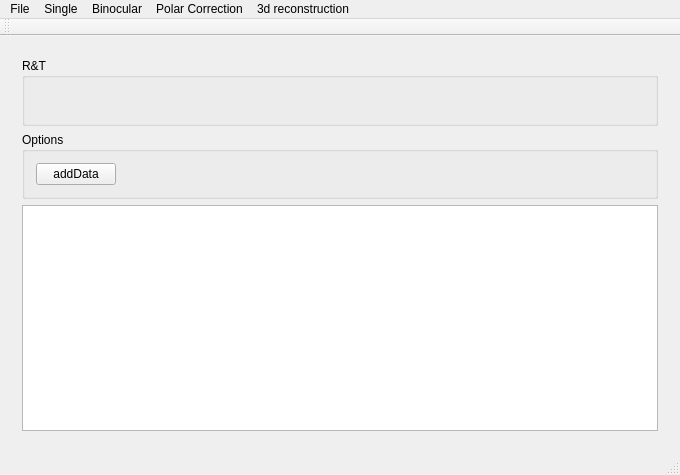
cooljiansir/3dreconstruction, file mainwindow.ui: the form before one commit.
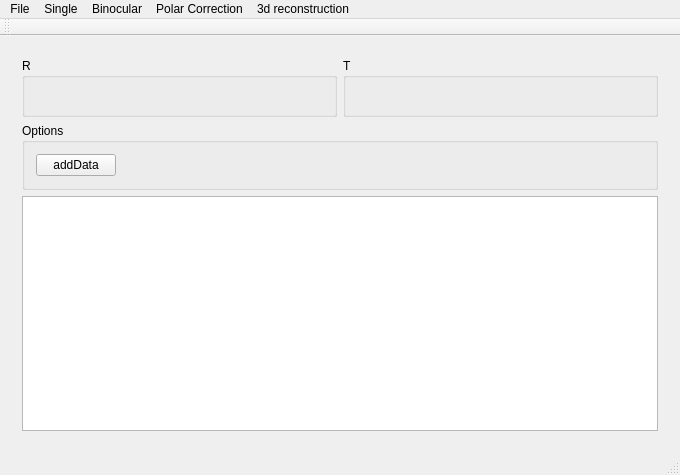
The form after the commit. Icons and pictures are not drawn.

Diff of the .ui file:
```diff
--- a/mainwindow.ui
+++ b/mainwindow.ui
@@ -189,11 +189,29 @@
        </layout>
       </widget>
       <widget class="QWidget" name="pageBinocular">
-       <layout class="QVBoxLayout" name="verticalLayout_3" stretch="3,1,10">
+       <layout class="QVBoxLayout" name="verticalLayout_3" stretch="1,1,10">
+        <item>
+         <layout class="QHBoxLayout" name="horizontalLayout_15">
+          <item>
+           <widget class="QGroupBox" name="groupBox_9">
+            <property name="title">
+             <string>R</string>
+            </property>
+            <layout class="QHBoxLayout" name="horizontalLayout_16">
+             <item>
+              <widget class="QLabel" name="bin_Rlabel">
+               <property name="text">
+                <string/>
+               </property>
+              </widget>
+             </item>
+            </layout>
+           </widget>
+          </item>
         <item>
          <widget class="QGroupBox" name="groupBox_7">
           <property name="title">
-           <string>R&amp;&amp;T</string>
+             <string>T</string>
           </property>
           <layout class="QHBoxLayout" name="horizontalLayout_7">
            <item>
@@ -205,6 +223,8 @@
            </item>
           </layout>
          </widget>
+          </item>
+         </layout>
         </item>
         <item>
          <widget class="QGroupBox" name="groupBox_8">
```
Left out of the diff: 2 changed lines with no effect on the pictures. Lines whose indentation alone changed are shown as unchanged.
